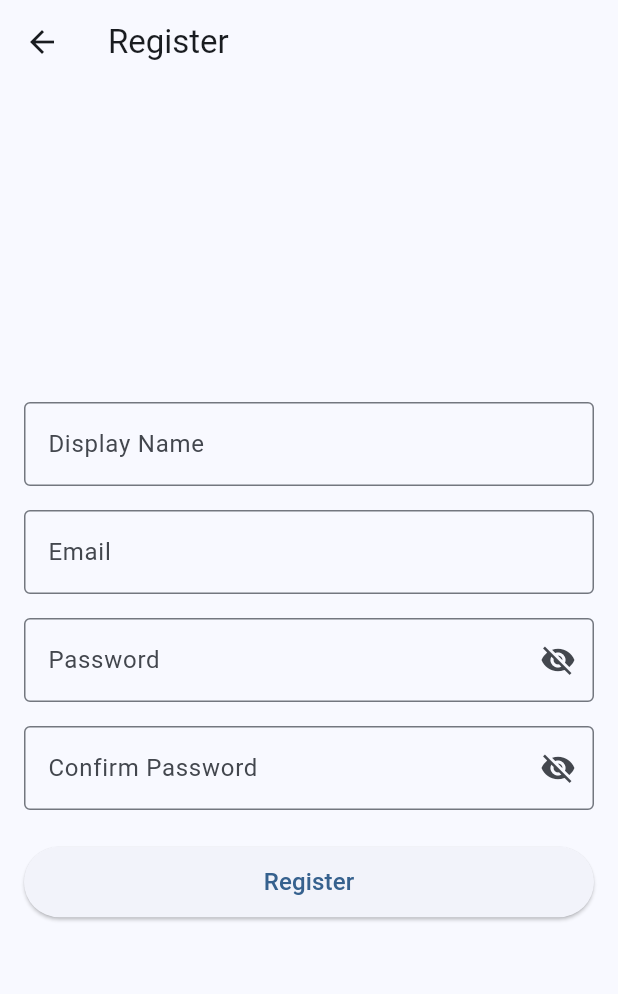
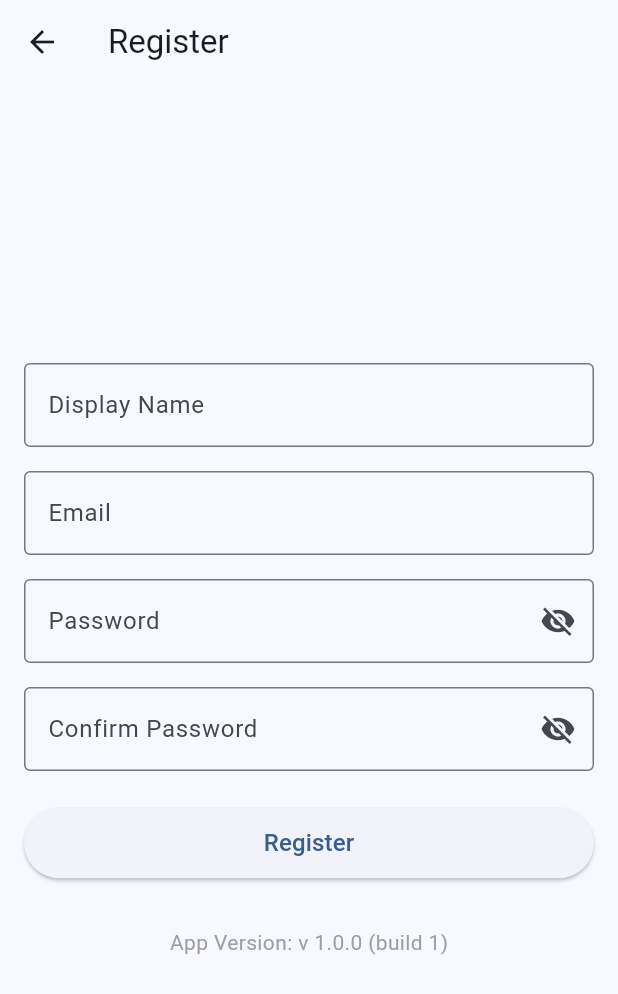
Before and after one commit to imahsanali01/flyer_chat, a Flutter app: the screen it shows after launch, after a tap on "Login", after a tap on "Don't have an account? Register", on a phone screen of 412 x 824 dp. Shown: the top 994 px of the screen. Run offline on Flutter 3.47's test engine with Material 3 defaults, Android fonts, the phone set to English and light mode, and no system bars; our stand-ins replace audioplayers, cached_network_image, chewie, cloud_firestore, device_info_plus, emoji_picker_flutter and 15 more; missing offline and left inert: agora_rtc_engine, video_compress, video_thumbnail; accounts and stored records are empty.

Commit message:
show app version ui,

```diff
--- /dev/null
+++ b/lib/src/utils/app_info_util.dart
@@ -0,0 +1,6 @@
+import 'package:package_info_plus/package_info_plus.dart';
+
+Future<String> getAppVersionString() async {
+  final info = await PackageInfo.fromPlatform();
+  return 'v ${info.version} (build ${info.buildNumber})';
+}
--- a/lib/src/views/auth/login_screen.dart
+++ b/lib/src/views/auth/login_screen.dart
@@ -3,6 +3,8 @@ import 'package:provider/provider.dart';
 import '../../services/auth_service.dart';
 import 'register_screen.dart';
 import '../../views/chat/chat_list_screen.dart'; // Correct import for ChatListScreen
+import 'package:package_info_plus/package_info_plus.dart';
+import '../../utils/app_info_util.dart';
 
 class LoginScreen extends StatefulWidget {
   const LoginScreen({super.key});
@@ -16,6 +18,20 @@ class _LoginScreenState extends State<LoginScreen> {
   final _emailController = TextEditingController();
   final _passwordController = TextEditingController();
   bool _isLoading = false;
+  String? _appVersion;
+
+  @override
+  void initState() {
+    super.initState();
+    _loadAppVersion();
+  }
+
+  Future<void> _loadAppVersion() async {
+    final version = await getAppVersionString();
+    setState(() {
+      _appVersion = version;
+    });
+  }
 
   @override
   void dispose() {
@@ -135,6 +151,14 @@ class _LoginScreenState extends State<LoginScreen> {
                   },
                   child: const Text("Don't have an account? Register"),
                 ),
+                const SizedBox(height: 32),
+                if (_appVersion != null)
+                  Center(
+                    child: Text(
+                      'App Version: ${_appVersion!}',
+                      style: const TextStyle(color: Colors.grey, fontSize: 14),
+                    ),
+                  ),
               ],
             ),
           ),
--- a/lib/src/views/auth/register_screen.dart
+++ b/lib/src/views/auth/register_screen.dart
@@ -1,6 +1,8 @@
 import 'package:flutter/material.dart';
 import 'package:provider/provider.dart';
 import '../../services/auth_service.dart';
+import 'package:package_info_plus/package_info_plus.dart';
+import '../../utils/app_info_util.dart';
 
 class RegisterScreen extends StatefulWidget {
   const RegisterScreen({super.key});
@@ -20,6 +22,7 @@ class _RegisterScreenState extends State<RegisterScreen> {
   bool _showConfirmPassword = false;
   String _passwordStrengthLabel = '';
   Color _passwordStrengthColor = Colors.grey;
+  String? _appVersion;
 
   void _updatePasswordStrength(String password) {
     int score = 0;
@@ -42,6 +45,19 @@ class _RegisterScreenState extends State<RegisterScreen> {
       _passwordStrengthLabel = '';
       _passwordStrengthColor = Colors.grey;
     }
+  }
+
+  @override
+  void initState() {
+    super.initState();
+    _loadAppVersion();
+  }
+
+  Future<void> _loadAppVersion() async {
+    final version = await getAppVersionString();
+    setState(() {
+      _appVersion = version;
+    });
   }
 
   @override
@@ -234,6 +250,14 @@ class _RegisterScreenState extends State<RegisterScreen> {
                           ),
                   ),
                 ),
+                const SizedBox(height: 32),
+                if (_appVersion != null)
+                  Center(
+                    child: Text(
+                      'App Version: ${_appVersion!}',
+                      style: const TextStyle(color: Colors.grey, fontSize: 14),
+                    ),
+                  ),
               ],
             ),
           ),
--- a/lib/src/views/profile/settings_screen.dart
+++ b/lib/src/views/profile/settings_screen.dart
@@ -11,6 +11,8 @@ import 'package:firebase_storage/firebase_storage.dart';
 import 'package:cloud_firestore/cloud_firestore.dart';
 import 'dart:convert';
 import '../../../main.dart'; // <-- Import ThemeProvider
+import 'package:package_info_plus/package_info_plus.dart';
+import '../../utils/app_info_util.dart';
 
 class SettingsScreen extends StatefulWidget {
   const SettingsScreen({super.key});
@@ -23,11 +25,13 @@ class _SettingsScreenState extends State<SettingsScreen> {
   bool _isBiometricAvailable = false;
   bool _isLoading = false;
   String? _errorMessage;
+  String? _appVersion;
 
   @override
   void initState() {
     super.initState();
     _checkBiometricAvailability();
+    _loadAppVersion();
   }
 
   Future<void> _checkBiometricAvailability() async {
@@ -75,6 +79,13 @@ class _SettingsScreenState extends State<SettingsScreen> {
     } finally {
       setState(() => _isLoading = false);
     }
+  }
+
+  Future<void> _loadAppVersion() async {
+    final version = await getAppVersionString();
+    setState(() {
+      _appVersion = version;
+    });
   }
 
   @override
@@ -380,6 +391,14 @@ class _SettingsScreenState extends State<SettingsScreen> {
               ],
             ),
           ),
+          const SizedBox(height: 32),
+          if (_appVersion != null)
+            Center(
+              child: Text(
+                'App Version:  ${_appVersion!}',
+                style: const TextStyle(color: Colors.grey, fontSize: 14),
+              ),
+            ),
         ],
       ),
     );
--- a/pubspec.yaml
+++ b/pubspec.yaml
@@ -47,6 +47,7 @@ dependencies:
   video_thumbnail: ^0.5.6
   flutter_colorpicker: ^1.1.0
   shimmer: ^3.0.0
+  package_info_plus: ^6.0.0
 
 dev_dependencies:
   flutter_test:
```
Also changed, not shown: pubspec.lock.
